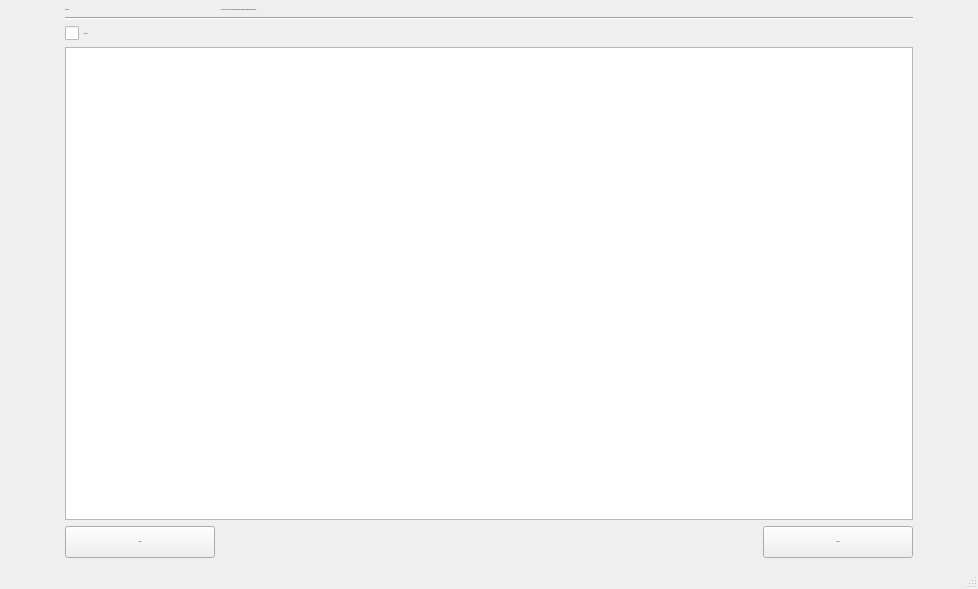
First picture: the form in Annotation Details.ui, repository TrinhLab/CASPERapp, before the edit.
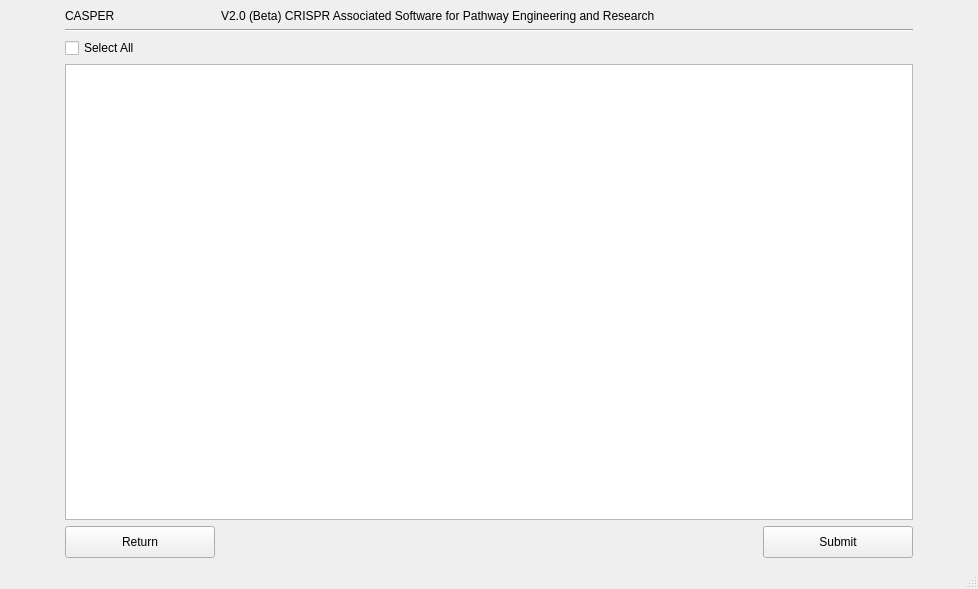
Second picture: the form after the edit.

What changed in the file:
```diff
--- a/Annotation Details.ui
+++ b/Annotation Details.ui
@@ -16,7 +16,6 @@
   <property name="font">
    <font>
     <family>Arial</family>
-    <pointsize>-1</pointsize>
     <weight>50</weight>
     <italic>false</italic>
     <bold>false</bold>
@@ -138,7 +137,6 @@
       <property name="font">
        <font>
         <family>Arial</family>
-        <pointsize>-1</pointsize>
         <weight>50</weight>
         <italic>false</italic>
         <bold>false</bold>
```
Left out of the diff: 8 changed lines with no effect on the pictures.
